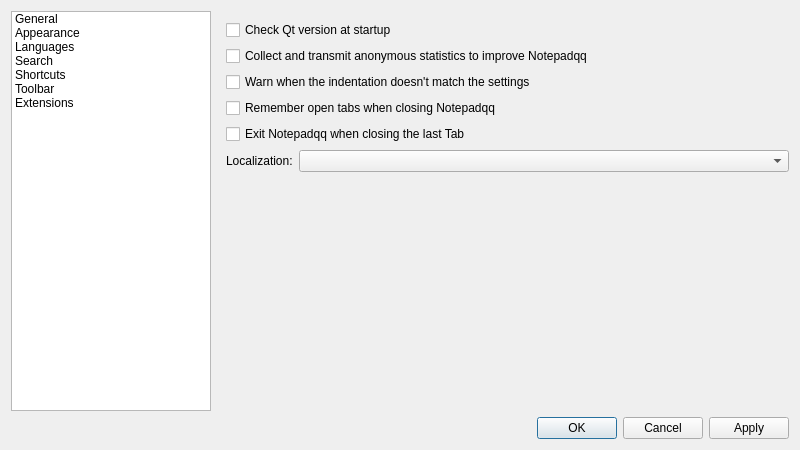
First picture: the form in src/ui/frmpreferences.ui, repository notepadqq/notepadqq, before the edit.
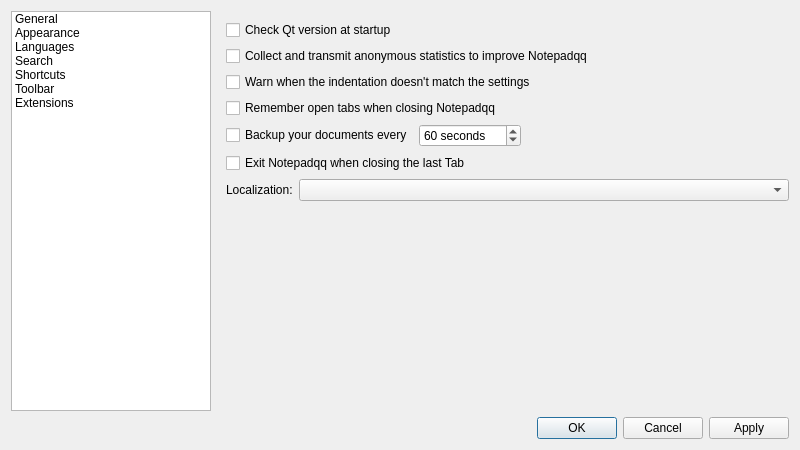
Second picture: the form after the edit. Icons and pictures are not drawn.

Commit message: Add UI for enabling Autosave backup.

What changed in the file:
```diff
--- a/src/ui/frmpreferences.ui
+++ b/src/ui/frmpreferences.ui
@@ -132,6 +132,43 @@
            </property>
           </widget>
          </item>
+         <item>
+          <layout class="QHBoxLayout" name="horizontalLayout_2">
+           <item>
+            <widget class="QCheckBox" name="chkAutosave">
+             <property name="text">
+              <string>Backup your documents every</string>
+             </property>
+            </widget>
+           </item>
+           <item>
+            <widget class="QSpinBox" name="sbAutosaveInterval">
+             <property name="suffix">
+              <string> seconds</string>
+             </property>
+             <property name="maximum">
+              <number>3600</number>
+             </property>
+             <property name="value">
+              <number>60</number>
+             </property>
+            </widget>
+           </item>
+           <item>
+            <spacer name="horizontalSpacer">
+             <property name="orientation">
+              <enum>Qt::Horizontal</enum>
+             </property>
+             <property name="sizeHint" stdset="0">
+              <size>
+               <width>40</width>
+               <height>20</height>
+              </size>
+             </property>
+            </spacer>
+           </item>
+          </layout>
+         </item>
          <item>
           <widget class="QCheckBox" name="chkExitOnLastTabClose">
            <property name="text">
```
Left out of the diff: 15 changed lines with no effect on the pictures. The commit also changes 6 other files.
